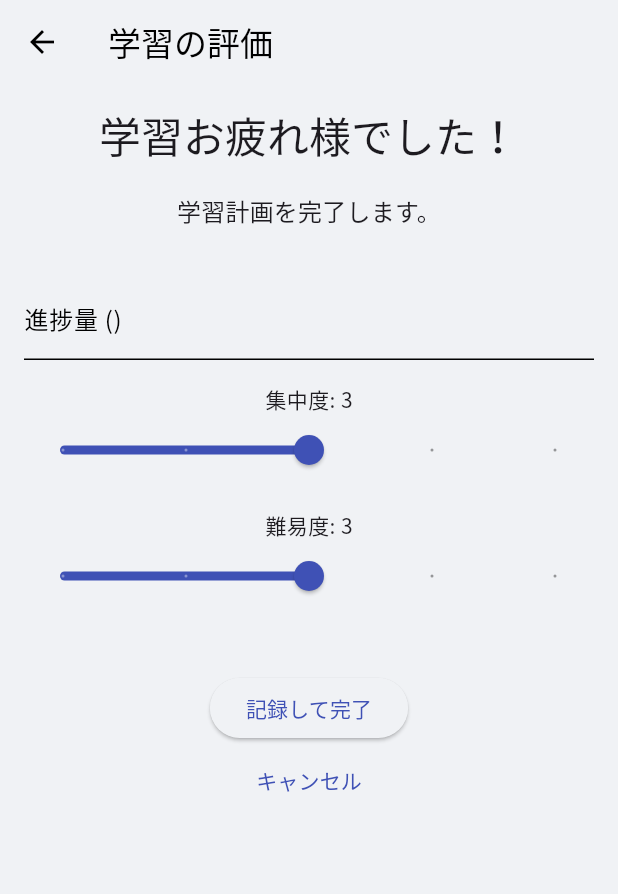
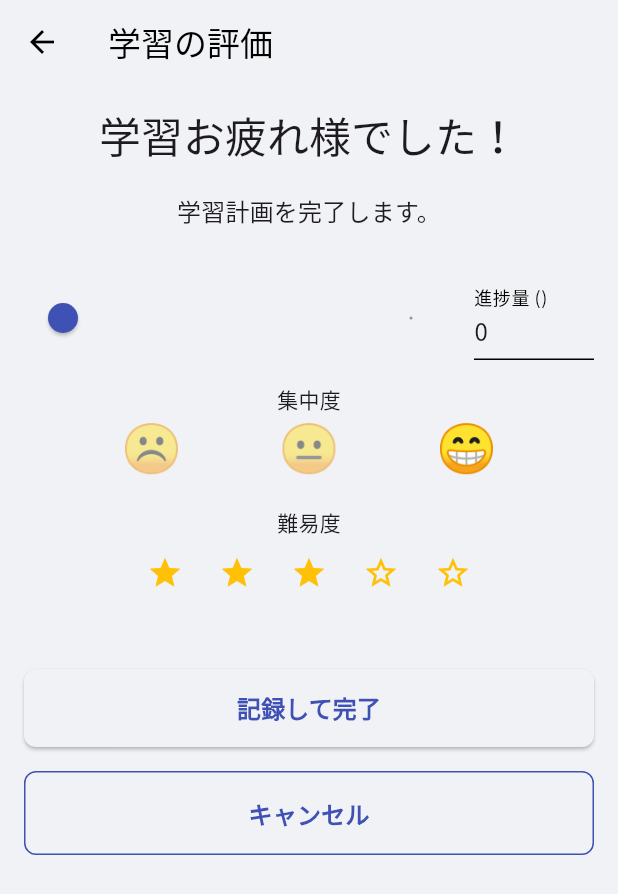
Before and after one commit to Nyao0410/Catalyze, a Flutter app: the EvaluationScreen screen opened directly with empty values, on a phone screen of 412 x 824 dp. Shown: the top 894 px of the screen. Run offline on Flutter 3.47's test engine with Material 3 defaults, Android fonts, the light colour scheme and no system bars; our stand-ins replace cloud_firestore, firebase_auth, firebase_core, fl_chart, google_fonts; accounts and stored records are empty.

```diff
--- a/lib/screens/evaluation_screen.dart
+++ b/lib/screens/evaluation_screen.dart
@@ -4,6 +4,8 @@ import 'package:catalyze/models/learning_record.dart';
 import 'package:catalyze/models/study_plan.dart';
 import 'package:catalyze/services/plan_service.dart';
 import 'package:uuid/uuid.dart';
+import 'package:catalyze/widgets/common/primary_button.dart'; // 追加
+import 'package:catalyze/widgets/secondary_button.dart'; // 追加
 
 class EvaluationScreen extends StatefulWidget {
   final StudyPlan plan;
@@ -24,15 +26,23 @@ class EvaluationScreen extends StatefulWidget {
 class _EvaluationScreenState extends State<EvaluationScreen> {
   final PlanService _planService = PlanService();
   final TextEditingController _amountController = TextEditingController();
-  double _concentrationLevel = 3.0; // 集中度を保持する変数
-  double _difficultyLevel = 3.0; // 難易度を保持する変数
+  int _concentrationLevel = 3; // 集中度を保持する変数 (intに変更)
+  int _difficultyLevel = 3; // 難易度を保持する変数 (intに変更)
 
   @override
   void initState() {
     super.initState();
     // ポモドーロ完了からの遷移の場合、進捗量を自動入力
     if (widget.ptCount > 0) {
-      _amountController.text = '${widget.plan.totalAmount / widget.plan.predictedPt * widget.ptCount}';
+      // 予測PTが0でない場合のみ計算
+      if (widget.plan.predictedPt > 0) {
+        _amountController.text = (widget.plan.totalAmount / widget.plan.predictedPt * widget.ptCount).toStringAsFixed(1);
+      } else {
+        _amountController.text = '0.0'; // 予測PTが0の場合は0を設定
+      }
+    } else {
+      // 完了ボタンからの遷移の場合、現在の完了量から開始
+      _amountController.text = widget.plan.completedAmount.toString();
     }
   }
 
@@ -59,8 +69,8 @@ class _EvaluationScreenState extends State<EvaluationScreen> {
       unit: widget.plan.unit,
       durationInMinutes: widget.duration.inMinutes,
       ptCount: widget.ptCount,
-      concentrationLevel: _concentrationLevel.toInt(),
-      difficulty: _difficultyLevel.toInt(), // 難易度を追加
+      concentrationLevel: _concentrationLevel, // intのまま
+      difficulty: _difficultyLevel, // intのまま
     );
 
     try {
@@ -106,7 +116,27 @@ class _EvaluationScreenState extends State<EvaluationScreen> {
               textAlign: TextAlign.center,
             ),
             const SizedBox(height: 32),
-            TextField(
+            // 進捗量
+            Row(
+              children: [
+                Expanded(
+                  child: Slider(
+                    value: double.tryParse(_amountController.text) ?? widget.plan.completedAmount.toDouble(),
+                    min: widget.plan.completedAmount.toDouble(),
+                    max: widget.plan.totalAmount.toDouble(),
+                    divisions: (widget.plan.totalAmount - widget.plan.completedAmount).toInt() > 0 ? (widget.plan.totalAmount - widget.plan.completedAmount).toInt() : 1,
+                    label: (double.tryParse(_amountController.text) ?? widget.plan.completedAmount.toDouble()).toStringAsFixed(1),
+                    onChanged: (double value) {
+                      setState(() {
+                        _amountController.text = value.toStringAsFixed(1);
+                      });
+                    },
+                  ),
+                ),
+                const SizedBox(width: 16),
+                SizedBox(
+                  width: 80,
+                  child: TextField(
                     controller: _amountController,
                     keyboardType: TextInputType.number,
                     decoration: InputDecoration(
@@ -114,44 +144,44 @@ class _EvaluationScreenState extends State<EvaluationScreen> {
                       hintText: '例: 10',
                     ),
                   ),
+                ),
+              ],
+            ),
             const SizedBox(height: 16),
-            Text('集中度: ${_concentrationLevel.toInt()}'),
-            Slider(
-              value: _concentrationLevel,
-              min: 1,
-              max: 5,
-              divisions: 4,
-              label: _concentrationLevel.round().toString(),
-              onChanged: (double value) {
-                setState(() {
-                  _concentrationLevel = value;
-                });
-              },
+            // 集中度
+            const Text('集中度'),
+            Row(
+              mainAxisAlignment: MainAxisAlignment.spaceEvenly,
+              children: List.generate(3, (index) {
+                final isSelected = _concentrationLevel == index + 1;
+                final emojis = ['☹️', '😐', '😁'];
+                return GestureDetector(
+                  onTap: () => setState(() => _concentrationLevel = index + 1),
+                  child: Opacity(
+                    opacity: isSelected ? 1.0 : 0.5,
+                    child: Text(emojis[index], style: const TextStyle(fontSize: 32)),
                   ),
-            const SizedBox(height: 16), // 難易度との間にスペースを追加
-            Text('難易度: ${_difficultyLevel.toInt()}'),
-            Slider(
-              value: _difficultyLevel,
-              min: 1,
-              max: 5,
-              divisions: 4,
-              label: _difficultyLevel.round().toString(),
-              onChanged: (double value) {
-                setState(() {
-                  _difficultyLevel = value;
-                });
-              },
+                );
+              }),
+            ),
+            const SizedBox(height: 16),
+            // 難易度
+            const Text('難易度'),
+            _StarRating(
+              rating: _difficultyLevel,
+              onRatingChanged: (rating) => setState(() => _difficultyLevel = rating),
             ),
             const SizedBox(height: 40),
-            ElevatedButton(
+            PrimaryButton(
               onPressed: _saveLearningRecord,
-              child: const Text('記録して完了'),
+              text: '記録して完了',
             ),
-            TextButton(
+            const SizedBox(height: 16), // ボタン間のスペース
+            SecondaryButton(
               onPressed: () {
                 Navigator.of(context).pop(); // 評価せずに戻る
               },
-              child: const Text('キャンセル'),
+              text: 'キャンセル',
             ),
           ],
         ),
@@ -159,3 +189,27 @@ class _EvaluationScreenState extends State<EvaluationScreen> {
     );
   }
 }
+
+// 星評価のためのカスタムウィジェット (PlanCreationScreenからコピー)
+class _StarRating extends StatelessWidget {
+  final int rating;
+  final Function(int) onRatingChanged;
+
+  const _StarRating({required this.rating, required this.onRatingChanged});
+
+  @override
+  Widget build(BuildContext context) {
+    return Row(
+      mainAxisAlignment: MainAxisAlignment.center,
+      children: List.generate(5, (index) {
+        return IconButton(
+          onPressed: () => onRatingChanged(index + 1),
+          icon: Icon(
+            index < rating ? Icons.star : Icons.star_border,
+            color: Colors.amber,
+          ),
+        );
+      }),
+    );
+  }
+}
```
Lines whose indentation alone changed are shown as unchanged.
